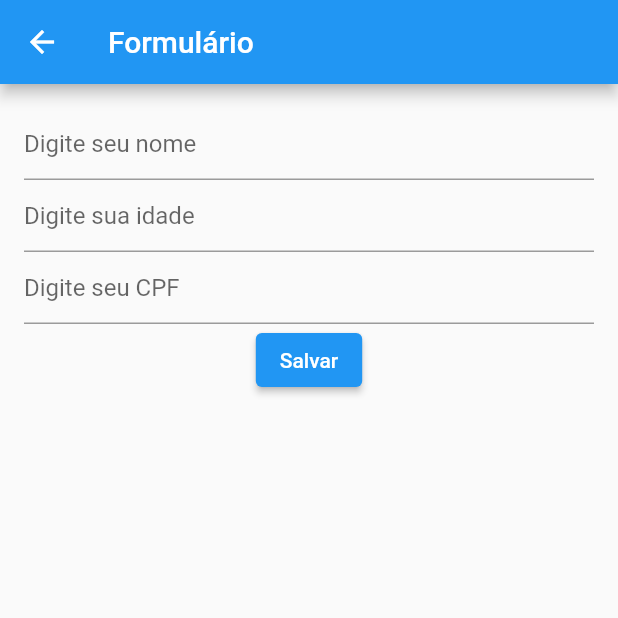
After one commit to ayoline/mascara-campos, a Flutter app: the screen it shows after launch, after a tap on "Formularios", on a phone screen of 412 x 824 dp, the top half of it. The commit adds this screen. Run offline on Flutter 3.47's test engine with Material 2 defaults, Android fonts, the light colour scheme and no system bars; our stand-ins replace brasil_fields; missing offline and left inert: validadores.

Commit message:
Finaliza os testes usando validações e mascaras

```diff
--- /dev/null
+++ b/lib/Formularios.dart
@@ -0,0 +1,109 @@
+// ignore: file_names
+import 'package:brasil_fields/brasil_fields.dart';
+import 'package:flutter/material.dart';
+import 'package:flutter/services.dart';
+import 'package:validadores/validadores.dart';
+
+class Formularios extends StatefulWidget {
+  const Formularios({Key? key}) : super(key: key);
+
+  @override
+  _FormulariosState createState() => _FormulariosState();
+}
+
+class _FormulariosState extends State<Formularios> {
+  final _formKey = GlobalKey<FormState>();
+  String _mensagem = "";
+  String _nome = "";
+  String _idade = "";
+  String _cpf = "";
+  final TextEditingController _nomeController = TextEditingController();
+  final TextEditingController _idadeController = TextEditingController();
+  final TextEditingController _cpfController = TextEditingController();
+
+  @override
+  Widget build(BuildContext context) {
+    return Scaffold(
+      appBar: AppBar(
+        title: const Text("Formulário"),
+      ),
+      body: Container(
+        padding: const EdgeInsets.all(16),
+        child: Form(
+            key: _formKey,
+            child: Column(
+              children: [
+                TextFormField(
+                  controller: _nomeController,
+                  decoration: const InputDecoration(
+                    hintText: "Digite seu nome",
+                  ),
+                  onSaved: (valor) {
+                    _nome = valor!;
+                  },
+                  validator: (valor) {
+                    return Validador()
+                        .add(Validar.OBRIGATORIO, msg: "Campo Obrigatório")
+                        .minLength(5, msg: "minimo 5 caracteres")
+                        .maxLength(50)
+                        .valido(valor);
+                  },
+                ),
+                TextFormField(
+                  controller: _idadeController,
+                  keyboardType: TextInputType.number,
+                  decoration: const InputDecoration(
+                    hintText: "Digite sua idade",
+                  ),
+                  onSaved: (valor) {
+                    _idade = valor!;
+                  },
+                  validator: (valor) {
+                    return Validador()
+                        .add(Validar.OBRIGATORIO, msg: "Campo Obrigatório")
+                        .valido(valor);
+                  },
+                ),
+                TextFormField(
+                  controller: _cpfController,
+                  keyboardType: TextInputType.number,
+                  inputFormatters: [
+                    FilteringTextInputFormatter.digitsOnly,
+                    CpfInputFormatter(),
+                  ],
+                  decoration: const InputDecoration(
+                    hintText: "Digite seu CPF",
+                  ),
+                  onSaved: (valor) {
+                    _cpf = valor!;
+                  },
+                  validator: (valor) {
+                    return Validador()
+                        .add(Validar.OBRIGATORIO, msg: "Campo Obrigatório")
+                        .add(Validar.CPF, msg: "CPF inválido!")
+                        .valido(valor);
+                  },
+                ),
+                ElevatedButton(
+                  child: const Text("Salvar"),
+                  onPressed: () {
+                    if (_formKey.currentState!.validate()) {
+                      _formKey.currentState!.save();
+                      setState(() {
+                        _mensagem = "Nome: $_nome idade: $_idade CPF: $_cpf";
+                      });
+                    }
+                  },
+                ),
+                Text(
+                  _mensagem,
+                  style: const TextStyle(
+                    fontSize: 25,
+                  ),
+                ),
+              ],
+            )),
+      ),
+    );
+  }
+}
--- /dev/null
+++ b/lib/Menu.dart
@@ -0,0 +1,51 @@
+// ignore_for_file: file_names
+import 'package:flutter/material.dart';
+import 'package:mascara_campos/Formularios.dart';
+import 'package:mascara_campos/Home.dart';
+
+class Menu extends StatefulWidget {
+  const Menu({Key? key}) : super(key: key);
+
+  @override
+  _MenuState createState() => _MenuState();
+}
+
+class _MenuState extends State<Menu> {
+  @override
+  Widget build(BuildContext context) {
+    return Scaffold(
+      appBar: AppBar(
+        title: const Text("Menu"),
+      ),
+      body: Container(
+        padding: const EdgeInsets.all(16),
+        child: Column(
+          children: [
+            ElevatedButton(
+              child: const Text("Mascaras"),
+              onPressed: () {
+                Navigator.push(
+                  context,
+                  MaterialPageRoute(
+                    builder: (context) => const Home(),
+                  ),
+                );
+              },
+            ),
+            ElevatedButton(
+              child: const Text("Formularios"),
+              onPressed: () {
+                Navigator.push(
+                  context,
+                  MaterialPageRoute(
+                    builder: (context) => const Formularios(),
+                  ),
+                );
+              },
+            ),
+          ],
+        ),
+      ),
+    );
+  }
+}
--- a/lib/main.dart
+++ b/lib/main.dart
@@ -1,10 +1,10 @@
 import 'package:flutter/material.dart';
-import 'Home.dart';
+import 'Menu.dart';
 
 void main() {
   runApp(const MaterialApp(
     debugShowCheckedModeBanner: false,
-    title: "Máscaras e validações",
-    home: Home(),
+    title: "Máscaras e Formularios",
+    home: Menu(),
   ));
 }
--- a/pubspec.yaml
+++ b/pubspec.yaml
@@ -36,6 +36,7 @@ dependencies:
   cupertino_icons: ^1.0.2
   brasil_fields: ^1.2.0
   intl: ^0.17.0
+  validadores: ^1.0.5
 
 dev_dependencies:
   flutter_test:
```
Also changed, not shown: pubspec.lock, 1 other file.
